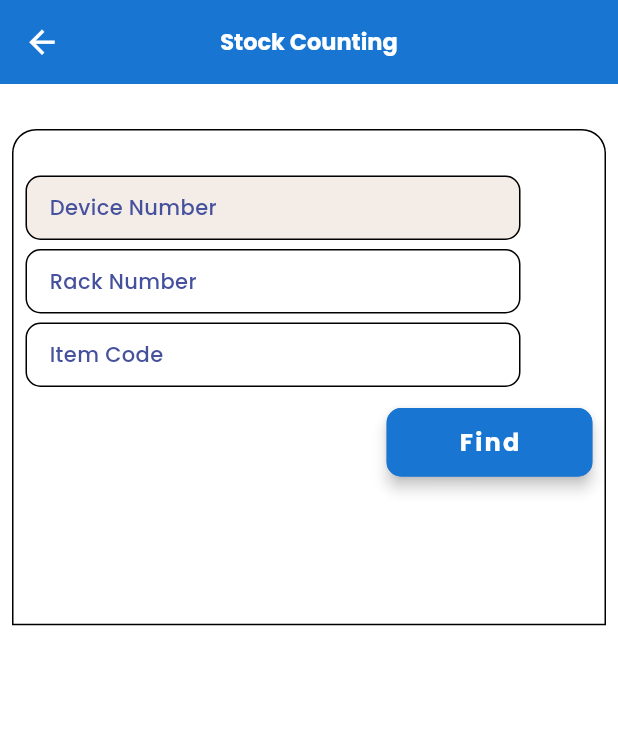
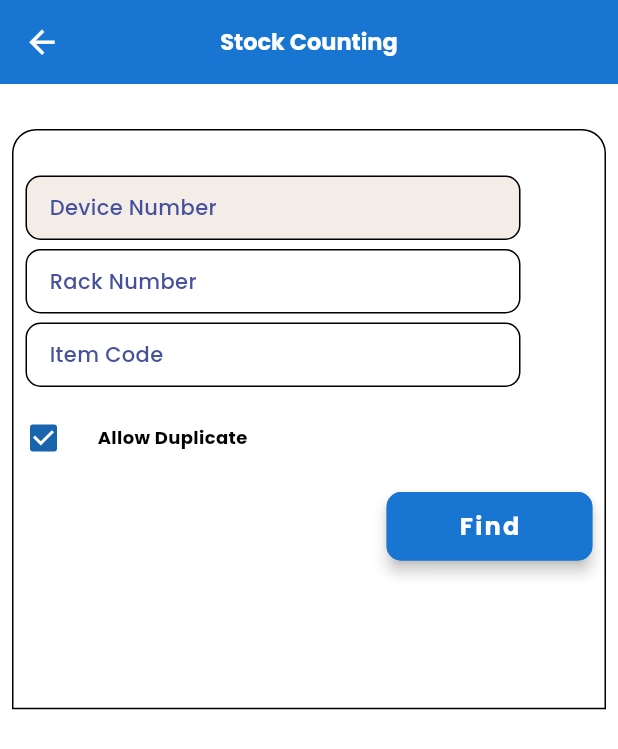
Before and after one commit to ayushprateek/lrg, a Flutter app: the StockCounting widget shown alone on an empty page, opened directly, on a phone screen of 412 x 824 dp. Shown: the top 749 px of the screen. Run offline on Flutter 3.47's test engine with Material 3 defaults, Android fonts, the phone set to English and light mode, and no system bars; our stand-ins replace awesome_notifications, connectivity_plus, device_info_plus, get, google_fonts, shared_preferences; missing offline and left inert: mobile_scanner, tbib_downloader; accounts and stored records are empty.

Commit message:
Added allow duplicate to false

```diff
--- a/lib/models/stock_count_request_model.dart
+++ b/lib/models/stock_count_request_model.dart
@@ -17,6 +17,7 @@ class StockCountRequestModel {
   String? varDeviceNo;
   String? varBarcode;
   String? varItemDescription;
+  bool allowDuplicate;
 
   StockCountRequestModel({
     this.varItemNo,
@@ -29,6 +30,7 @@ class StockCountRequestModel {
     this.varDeviceNo,
     this.varBarcode,
     this.varItemDescription,
+    this.allowDuplicate=true,
   });
 
   factory StockCountRequestModel.fromJson(Map<String, dynamic> json) =>
@@ -43,6 +45,7 @@ class StockCountRequestModel {
         varDeviceNo: json["varDeviceNo"],
         varBarcode: json["varBarcode"],
         varItemDescription: json["varItemDescription"],
+        allowDuplicate: json["allowDuplicate"] is bool?json["allowDuplicate"]:json["allowDuplicate"]==1,
       );
 
   Map<String, dynamic> toJson() => {
@@ -56,5 +59,6 @@ class StockCountRequestModel {
         "varDeviceNo": varDeviceNo,
         "varBarcode": varBarcode,
         "varItemDescription": varItemDescription,
+        "allowDuplicate": allowDuplicate,
       };
 }
--- a/lib/theme/custom_text_widgets.dart
+++ b/lib/theme/custom_text_widgets.dart
@@ -117,11 +117,13 @@ Text getSubHeadingText({
   TextAlign textAlign = TextAlign.start,
   int? maxLines,
   double fontSize = 12,
+  FontWeight? fontWeight,
   Color color = Colors.black,
 }) {
   return getPoppinsText(
       text: text,
       fontSize: fontSize,
+      fontWeight:fontWeight,
       textAlign: textAlign,
       color: color,
       maxLines: maxLines);
--- a/lib/ui/components/elements_snackbar.dart
+++ b/lib/ui/components/elements_snackbar.dart
@@ -4,6 +4,7 @@ import 'package:get/get.dart';
 getErrorSnackBar(
   String text,
 ) {
+  text=text.replaceAll('\"', '');
   Get.showSnackbar(GetSnackBar(
     backgroundColor: Colors.red,
     message: text,
--- a/lib/ui/stock_counting/stock_counting.dart
+++ b/lib/ui/stock_counting/stock_counting.dart
@@ -40,6 +40,7 @@ class _StockCountingState extends State<StockCounting> {
   List<UomModel> uomList = [];
   UomModel? selectedUOM;
   bool displayQtyField = false;
+  bool allowDuplicate = true;
 
   // List<StockCountingDetailModel> items = [];
   String selectedOption = 'Manual';
@@ -136,6 +137,19 @@ class _StockCountingState extends State<StockCounting> {
                         // getDisabledTextField(
                         //     controller: _UOM, labelText: 'UOM'),
                       ],
+                      CheckboxListTile(
+                        value: allowDuplicate,
+                        controlAffinity: ListTileControlAffinity.leading,
+                        contentPadding:  EdgeInsets.zero,
+                        onChanged: (val) {
+                          setState(() {
+                            allowDuplicate=!allowDuplicate;
+                          });
+                        },
+                        title:getSubHeadingText(text: 'Allow Duplicate',
+                          fontWeight: FontWeight.bold
+                        ),
+                      ),
 
                       // _dropdownButton(),
                       Align(
@@ -695,6 +709,7 @@ class _StockCountingState extends State<StockCounting> {
       double? qty = double.tryParse(_qty.text);
       requestList.add(StockCountRequestModel(
         bigintUserId: customerModel.userId,
+        allowDuplicate: allowDuplicate,
         decInStock: stockCountingDetailModel.decInStock,
         varItemDescription: stockCountingDetailModel.varItemDescription,
         decQuantity: qty ?? 0,
@@ -720,6 +735,7 @@ class _StockCountingState extends State<StockCounting> {
               FocusScope.of(context).requestFocus(_codeFocusNode);
             },
             onError: (String error) {
+
               getErrorSnackBar(error);
             });
       }
```
